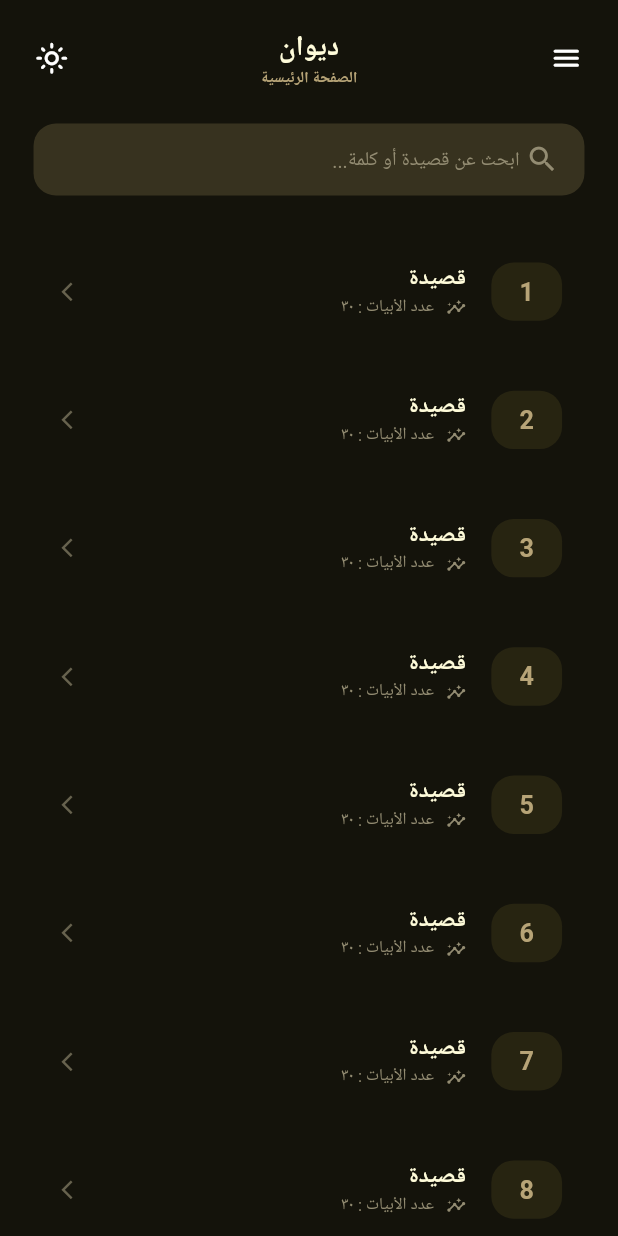
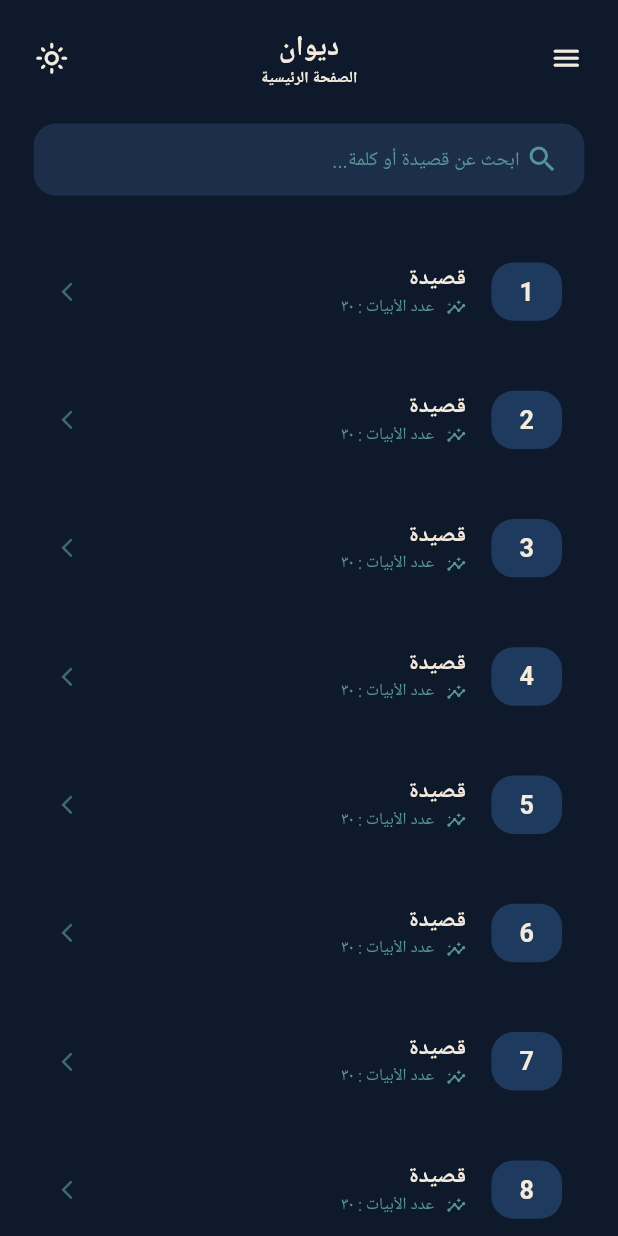
Before and after one commit to HazemAttia7/Diwan-App, a Flutter app: the screen it shows after launch, after a tap on the "dark mode" icon, on a phone screen of 412 x 824 dp. Run offline on Flutter 3.47's test engine with Material 3 defaults, Android fonts, the phone set to English and light mode, and no system bars; our stand-ins replace flutter_screenutil, flutter_svg, gap, go_router, google_fonts, loading_animation_widget and 1 more; Roboto replaces fonts that are missing (Tajawal).

Commit message:
chore : edit theme color + some ui designs

```diff
--- a/lib/core/controllers/font size/font_size_controller.dart
+++ b/lib/core/controllers/font size/font_size_controller.dart
@@ -1,7 +1,7 @@
 import 'package:flutter/material.dart';
 
 class FontSizeController extends ChangeNotifier {
-  double _fontSizeMultiplier = 1.0;
+  double _fontSizeMultiplier = 0.8;
 
   static const double _minMultiplier = 0.8;
   static const double _maxMultiplier = 1.5;
--- a/lib/core/controllers/theme/theme.dart
+++ b/lib/core/controllers/theme/theme.dart
@@ -12,7 +12,7 @@ ThemeData lightTheme = ThemeData.light().copyWith(
   colorScheme: const ColorScheme.light(
     primary: Color(0xFFC5A059),
     secondary: Color(0xFF94A3B8),
-    tertiary: Color(0xFFC5A059),
+    tertiary: Color(0xFFA9A68F),
     surface: Color(0xFFFBFBFA),
     surfaceContainer: Colors.white,
     surfaceContainerHigh: Color(0xFF94A3B8),
@@ -24,23 +24,24 @@ ThemeData lightTheme = ThemeData.light().copyWith(
 );
 
 ThemeData darkTheme = ThemeData.dark().copyWith(
-  scaffoldBackgroundColor: const Color(0xff14130B),
+  scaffoldBackgroundColor: const Color(0xFF0E1A2B),
   brightness: Brightness.dark,
   textTheme: GoogleFonts.tajawalTextTheme().apply(
-    bodyColor: const Color(0xffFFFCDA),
-    displayColor: const Color(0xffFFFCDA),
+    bodyColor: const Color(0xFFF4EBDD),
+    displayColor: const Color(0xFFC9A227),
   ),
-  secondaryHeaderColor: const Color(0xffFFFCDA),
+  secondaryHeaderColor: const Color(0xFFC9A227),
   colorScheme: const ColorScheme.dark(
-    primary: Color(0xffB7A477),
-    secondary: Color(0xff938C72),
-    tertiary: Color(0xFFFFFCDA),
-    surface: Color(0xff14130B),
-    surfaceContainer: Color(0xff272411),
-    surfaceContainerHigh: Color(0xffF1F5F9),
-    surfaceContainerHighest: Color(0xFF37321F),
-    outline: Color(0xff272411),
-    outlineVariant: Color(0xff4C493F),
-    shadow: Colors.white,
+    primary: Color(0xFFF4EBDD),
+    secondary: Color(0xFF579498),
+    tertiary: Color(0xFFF4EBDD),
+    surface: Color(0xFF0E1A2B),
+    surfaceContainer: Color(0xFF1F3A5F),
+    surfaceContainerHigh: Color(0xFF15263E),
+    surfaceContainerHighest: Color(0xFF1C2E4A),
+    outline: Color(0xFFB68B2C),
+    outlineVariant: Color(0xFF2C6E73),
+    shadow: Color(0xFFF4EBDD),
+    onTertiary: Color(0xFF7A1E2C),
   ),
 );
--- a/lib/features/home/presentation/views/widgets/custom_save_button.dart
+++ b/lib/features/home/presentation/views/widgets/custom_save_button.dart
@@ -4,12 +4,12 @@ import 'package:poem_app/features/home/presentation/views/widgets/custom_icon_bu
 class CustomSaveButton extends StatefulWidget {
   final double size;
   final VoidCallback onTap;
-  final Color iconColor;
+  final Color? iconColor;
   const CustomSaveButton({
     super.key,
     required this.size,
     required this.onTap,
-    required this.iconColor,
+    this.iconColor,
   });
 
   @override
--- a/lib/features/home/presentation/views/widgets/home_header.dart
+++ b/lib/features/home/presentation/views/widgets/home_header.dart
@@ -13,7 +13,12 @@ class HomeHeader extends StatelessWidget {
     return Row(
       mainAxisAlignment: MainAxisAlignment.spaceBetween,
       children: [
-        CustomIconButton(icon: Icons.menu_rounded, size: 24.sp, onTap: () {}),
+        CustomIconButton(
+          icon: Icons.menu_rounded,
+          size: 24.sp,
+          onTap: () {},
+          iconColor: Theme.of(context).textTheme.bodyLarge!.color,
+        ),
         Column(
           children: [
             Text("ديوان", style: context.textStyle20),
@@ -30,6 +35,7 @@ class HomeHeader extends StatelessWidget {
               ? Icons.dark_mode_outlined
               : Icons.light_mode_outlined,
           size: 24.sp,
+          iconColor: Theme.of(context).textTheme.bodyLarge!.color,
           onTap: () {
             Provider.of<ThemeController>(
               context,
--- a/lib/features/home/presentation/views/widgets/play_button.dart
+++ b/lib/features/home/presentation/views/widgets/play_button.dart
@@ -15,15 +15,15 @@ class PlayButton extends StatelessWidget {
     return Ink(
       width: 50.sp,
       height: 50.sp,
-      decoration: const BoxDecoration(
-        color: Color(0xffC19A6B),
+      decoration: BoxDecoration(
+        color: Theme.of(context).colorScheme.tertiary,
         shape: BoxShape.circle,
       ),
       child: InkWell(
         borderRadius: BorderRadius.circular(9999.r),
         child: Icon(
           readerController.isPlaying ? Icons.pause : Icons.play_arrow_outlined,
-          color: Colors.white,
+          color: Theme.of(context).colorScheme.surfaceContainer,
           size: 24.sp,
         ),
         onTap: () {
--- a/lib/features/home/presentation/views/widgets/poem_action_bar.dart
+++ b/lib/features/home/presentation/views/widgets/poem_action_bar.dart
@@ -35,7 +35,7 @@ class PoemActionBar extends StatelessWidget {
           children: [
             CustomSaveButton(
               size: 26.sp,
-              iconColor: Theme.of(context).secondaryHeaderColor,
+              iconColor: Theme.of(context).textTheme.bodyLarge!.color,
               onTap: () {},
             ),
             PlayButton(verses: verses),
@@ -44,13 +44,13 @@ class PoemActionBar extends StatelessWidget {
                   ? Icons.stop
                   : Icons.share_outlined,
               size: 26.sp,
-              iconColor: Theme.of(context).secondaryHeaderColor,
               onTap: () {
                 if (context.read<ReaderController>().isPlaying) {
                   context.read<ReaderController>().stop();
                   return;
                 }
               },
+              iconColor: Theme.of(context).textTheme.bodyLarge!.color,
             ),
           ],
         ),
--- a/lib/features/home/presentation/views/widgets/poem_details_header.dart
+++ b/lib/features/home/presentation/views/widgets/poem_details_header.dart
@@ -19,6 +19,8 @@ class PoemDetailsHeader extends StatelessWidget {
           child: CustomIconButton(
             icon: Icons.arrow_back,
             size: 24.sp,
+            iconColor: Theme.of(context).textTheme.bodyLarge!.color,
+
             onTap: () => Navigator.pop(context),
           ),
         ),
@@ -28,6 +30,7 @@ class PoemDetailsHeader extends StatelessWidget {
           child: CustomIconButton(
             icon: Icons.more_vert,
             size: 24.sp,
+            iconColor: Theme.of(context).textTheme.bodyLarge!.color,
             onTap: () {},
           ),
         ),
--- a/pubspec.yaml
+++ b/pubspec.yaml
@@ -35,6 +35,7 @@ dependencies:
   flutter_localizations:
     sdk: flutter
   flutter_screenutil: ^5.9.3
+  flutter_svg: ^2.2.3
   gap: ^3.0.1
   go_router: ^17.1.0
   google_fonts: ^8.0.1
```
Also changed, not shown: lib/features/home/presentation/views/widgets/custom_bulleted_text.dart (deleted, +0 -27 lines), lib/features/home/presentation/views/widgets/custom_frame.dart (deleted, +0 -35 lines), lib/features/home/presentation/views/widgets/font_size_slider.dart (added, +38 -0 lines), lib/features/home/presentation/views/widgets/poem_details_view_body.dart (+26 -5 lines), lib/features/home/presentation/views/widgets/text_size_controls.dart (+7 -27 lines), lib/features/home/presentation/views/widgets/verse_widget.dart (+5 -5 lines), assets/images/vectorized poem frame.svg (added), pubspec.lock.
